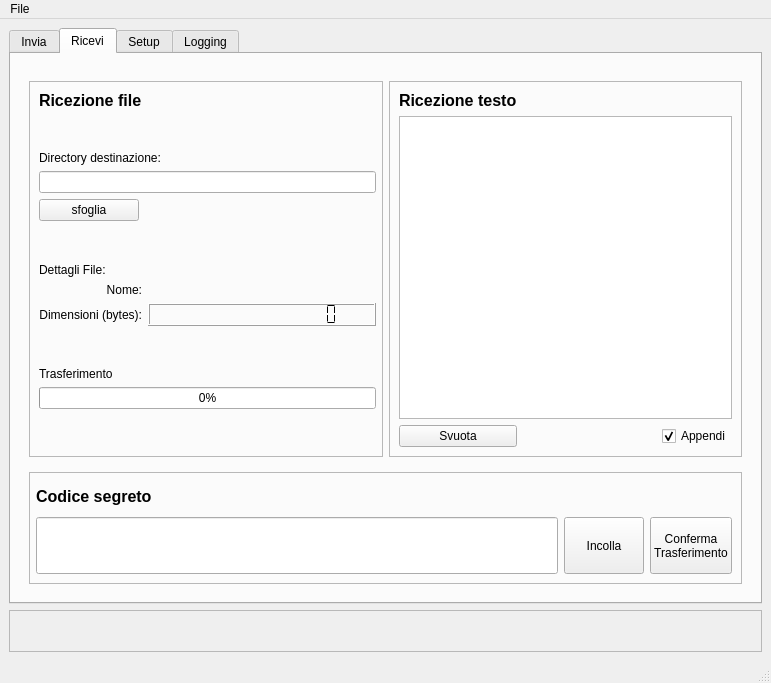
agentOfChaos/WormholeGui, file mainwindow.ui: the form before one commit.
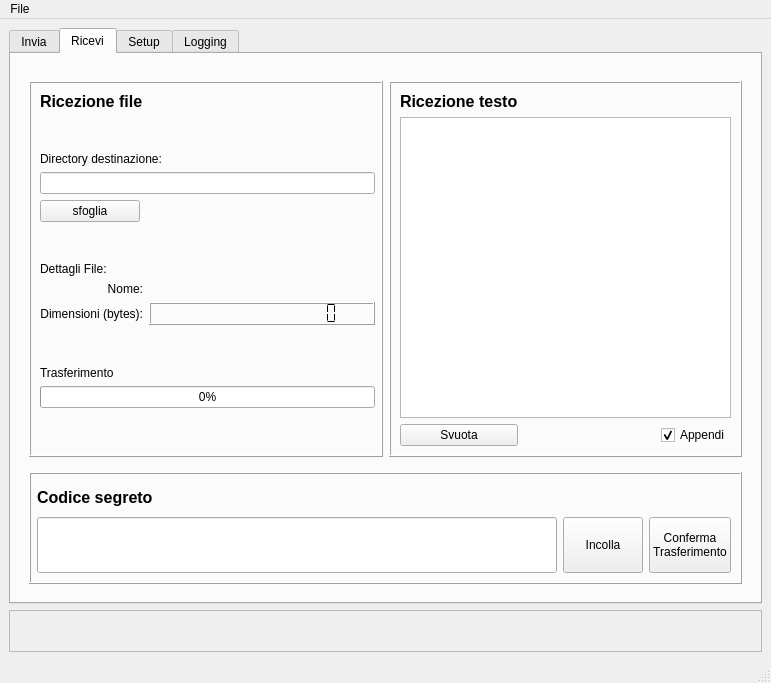
The form after the commit. The open tabs and pages were chosen to show the change. Icons and pictures are not drawn. Custom widgets are drawn as their Qt base class.

What changed in the file:
```diff
--- a/mainwindow.ui
+++ b/mainwindow.ui
@@ -485,7 +485,7 @@
                    </sizepolicy>
                   </property>
                   <property name="frameShape">
-                   <enum>QFrame::StyledPanel</enum>
+                   <enum>QFrame::Box</enum>
                   </property>
                   <property name="frameShadow">
                    <enum>QFrame::Raised</enum>
@@ -718,7 +718,7 @@
                    </sizepolicy>
                   </property>
                   <property name="frameShape">
-                   <enum>QFrame::StyledPanel</enum>
+                   <enum>QFrame::Box</enum>
                   </property>
                   <property name="frameShadow">
                    <enum>QFrame::Raised</enum>
@@ -790,7 +790,7 @@
                 </sizepolicy>
                </property>
                <property name="frameShape">
-                <enum>QFrame::StyledPanel</enum>
+                <enum>QFrame::Box</enum>
                </property>
                <property name="frameShadow">
                 <enum>QFrame::Raised</enum>
```
Left out of the diff: 8 changed lines with no effect on the pictures.
